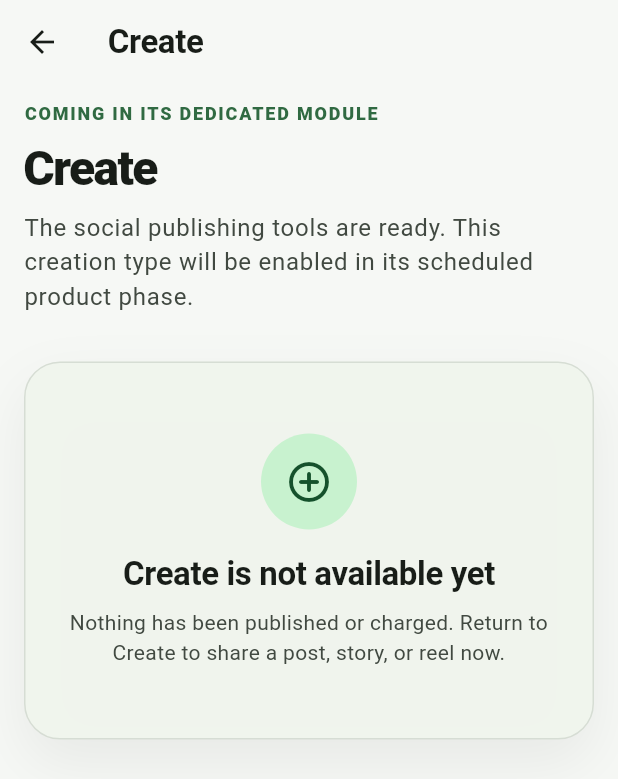
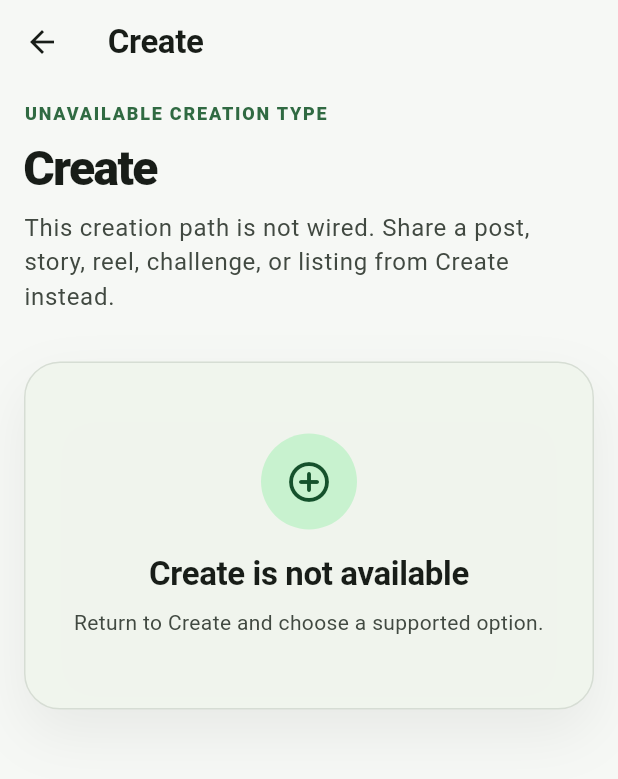
Before and after one commit to moosev133/reemove, a Flutter app: the CreateFlowScreen screen opened directly with empty values, on a phone screen of 412 x 824 dp. Shown: the top 779 px of the screen. Run offline on Flutter 3.47's test engine with Material 3 defaults, Android fonts, the phone set to English and light mode, and no system bars; our stand-ins replace cached_network_image, cloud_firestore, cloud_functions, connectivity_plus, firebase_analytics, firebase_auth and 13 more; missing offline and left inert: firebase_app_check; accounts and stored records are empty.

Commit message:
Architecture Review #3
Co-authored-by: Cursor <cursoragent@cursor.com>

```diff
--- a/reemove_app/lib/app/router/app_router.dart
+++ b/reemove_app/lib/app/router/app_router.dart
@@ -255,6 +255,7 @@ final Provider<GoRouter> appRouterProvider = Provider<GoRouter>((Ref ref) {
                         key: state.pageKey,
                         child: NearbyDiscoveryScreen(
                           sportId: state.uri.queryParameters['sport'],
+                          focusType: state.uri.queryParameters['type'],
                         ),
                       );
                     },
--- a/reemove_app/lib/app/router/app_routes.dart
+++ b/reemove_app/lib/app/router/app_routes.dart
@@ -42,6 +42,11 @@ abstract final class AppRoutes {
   static String nearbyForSport(String sportId) => Uri(
     path: nearby,
     queryParameters: <String, String>{'sport': sportId},
+  ).toString();
+
+  static String nearbyForType(String type) => Uri(
+    path: nearby,
+    queryParameters: <String, String>{'type': type},
   ).toString();
 
   static String sportsRoute(String routeId) =>
--- a/reemove_app/lib/features/challenges/presentation/screens/challenge_detail_screen.dart
+++ b/reemove_app/lib/features/challenges/presentation/screens/challenge_detail_screen.dart
@@ -186,7 +186,9 @@ class ChallengeDetailScreen extends ConsumerWidget {
   static void _copyLink(BuildContext context, String challengeId) {
     ScaffoldMessenger.of(context).showSnackBar(
       SnackBar(
-        content: Text('Share link: https://links.reemove.app/ch/$challengeId'),
+        content: Text(
+          'Share link: https://links.reemove.app${AppRoutes.challengeAlias(challengeId)}',
+        ),
       ),
     );
   }
--- a/reemove_app/lib/features/create/presentation/screens/create_flow_screen.dart
+++ b/reemove_app/lib/features/create/presentation/screens/create_flow_screen.dart
@@ -1,5 +1,7 @@
 import 'package:flutter/material.dart';
+import 'package:go_router/go_router.dart';
 
+import '../../../../app/router/app_routes.dart';
 import '../../../../app/theme/app_spacing.dart';
 import '../../../../core/widgets/adaptive_page_body.dart';
 import '../../../../core/widgets/app_empty_state.dart';
@@ -31,23 +33,46 @@ class CreateFlowScreen extends StatelessWidget {
     if (creationType == 'listing') {
       return const CreateMarketplaceListingScreen();
     }
+    if (creationType == 'event') {
+      return Scaffold(
+        appBar: AppBar(title: const Text('Create event or match')),
+        body: AdaptivePageBody(
+          slivers: <Widget>[
+            const AppPageHeader(
+              eyebrow: 'Sports hubs own events',
+              title: 'Choose a sport first',
+              subtitle:
+                  'Events and matches are created inside a sport hub so they inherit the community, place catalog, and members for that sport.',
+            ),
+            const SizedBox(height: AppSpacing.xl),
+            AppEmptyState(
+              icon: Icons.event_available_outlined,
+              title: 'Open a sport hub to continue',
+              message:
+                  'Pick Football, Gym, or Running, then use Create event from that hub.',
+              actionLabel: 'Open Sports',
+              onAction: () => context.go(AppRoutes.sports),
+            ),
+          ],
+        ),
+      );
+    }
     final String title = _titleFor(creationType);
     return Scaffold(
       appBar: AppBar(title: Text(title)),
       body: AdaptivePageBody(
         slivers: <Widget>[
           AppPageHeader(
-            eyebrow: 'Coming in its dedicated module',
+            eyebrow: 'Unavailable creation type',
             title: title,
             subtitle:
-                'The social publishing tools are ready. This creation type will be enabled in its scheduled product phase.',
+                'This creation path is not wired. Share a post, story, reel, challenge, or listing from Create instead.',
           ),
           const SizedBox(height: AppSpacing.xl),
           AppEmptyState(
             icon: _iconFor(creationType),
-            title: '$title is not available yet',
-            message:
-                'Nothing has been published or charged. Return to Create to share a post, story, or reel now.',
+            title: '$title is not available',
+            message: 'Return to Create and choose a supported option.',
           ),
         ],
       ),
@@ -57,14 +82,10 @@ class CreateFlowScreen extends StatelessWidget {
 
 String _titleFor(String type) => switch (type) {
   'event' => 'Create event or match',
-  'challenge' => 'Create challenge',
-  'listing' => 'Create marketplace listing',
   _ => 'Create',
 };
 
 IconData _iconFor(String type) => switch (type) {
   'event' => Icons.event_available_outlined,
-  'challenge' => Icons.emoji_events_outlined,
-  'listing' => Icons.sell_outlined,
   _ => Icons.add_circle_outline_rounded,
 };
--- a/reemove_app/lib/features/discover/presentation/screens/discover_screen.dart
+++ b/reemove_app/lib/features/discover/presentation/screens/discover_screen.dart
@@ -84,17 +84,17 @@ class _DiscoverScreenState extends State<DiscoverScreen>
               _CategoryCard(
                 icon: Icons.people_alt_outlined,
                 title: 'People',
-                onTap: () => context.push(AppRoutes.discoverCategory('people')),
+                onTap: () => context.push(AppRoutes.nearbyForType('person')),
               ),
               _CategoryCard(
                 icon: Icons.place_outlined,
                 title: 'Places',
-                onTap: () => context.push(AppRoutes.discoverCategory('places')),
+                onTap: () => context.push(AppRoutes.nearbyForType('place')),
               ),
               _CategoryCard(
                 icon: Icons.event_outlined,
                 title: 'Events',
-                onTap: () => context.push(AppRoutes.discoverCategory('events')),
+                onTap: () => context.push(AppRoutes.nearbyForType('event')),
               ),
               _CategoryCard(
                 icon: Icons.emoji_events_outlined,
--- a/reemove_app/lib/features/feed/presentation/screens/content_composer_screen.dart
+++ b/reemove_app/lib/features/feed/presentation/screens/content_composer_screen.dart
@@ -308,7 +308,6 @@ class _ContentComposerScreenState extends ConsumerState<ContentComposerScreen> {
           await ref.read(contentDraftRepositoryProvider).clear(widget.kind);
           ref.invalidate(feedControllerProvider);
           ref.invalidate(storyRailProvider);
-          ref.invalidate(initialReelsProvider);
           if (!mounted) {
             return;
           }
--- a/reemove_app/lib/features/feed/presentation/widgets/content_actions_sheet.dart
+++ b/reemove_app/lib/features/feed/presentation/widgets/content_actions_sheet.dart
@@ -105,7 +105,6 @@ class _PostActionsSheetState extends ConsumerState<_PostActionsSheet> {
       success: (_) {
         ref.invalidate(feedControllerProvider);
         ref.invalidate(storyRailProvider);
-        ref.invalidate(initialReelsProvider);
         Navigator.of(context).pop();
         ScaffoldMessenger.of(
           context,
--- a/reemove_app/lib/features/onboarding/application/onboarding_providers.dart
+++ b/reemove_app/lib/features/onboarding/application/onboarding_providers.dart
@@ -1,4 +1,3 @@
-import 'package:firebase_messaging/firebase_messaging.dart';
 import 'package:flutter_riverpod/flutter_riverpod.dart';
 
 import '../../../core/config/app_environment.dart';
@@ -64,7 +63,9 @@ notificationPermissionServiceProvider = Provider<NotificationPermissionService>(
     if (!report.isReady || environment.useFirebaseEmulators) {
       return const UnavailableNotificationPermissionService();
     }
-    return FirebaseNotificationPermissionService(FirebaseMessaging.instance);
+    return FirebaseNotificationPermissionService(
+      ref.watch(firebaseMessagingProvider),
+    );
   },
 );
 
--- a/reemove_app/lib/features/profile/presentation/screens/profile_screen.dart
+++ b/reemove_app/lib/features/profile/presentation/screens/profile_screen.dart
@@ -140,7 +140,8 @@ class _ProfileScreenState extends ConsumerState<ProfileScreen>
   }
 
   Future<void> _shareProfile(UserProfile profile) async {
-    final String value = 'https://reemove.app/u/${profile.usernameNormalized}';
+    final String value =
+        'https://reemove.app${AppRoutes.profileAlias(profile.usernameNormalized)}';
     await Clipboard.setData(ClipboardData(text: value));
     if (!mounted) {
       return;
```
Also changed, not shown: reemove_app/lib/core/firebase/firebase_providers.dart (+14 -3 lines), reemove_app/lib/features/discover/presentation/screens/discover_category_screen.dart (+9 -8 lines), reemove_app/lib/features/feed/application/feed_providers.dart (+0 -16 lines), reemove_app/lib/features/messages/application/messaging_providers.dart (+6 -7 lines), reemove_app/lib/features/nearby/application/nearby_providers.dart (+12 -1 lines), reemove_app/lib/features/nearby/presentation/screens/nearby_discovery_screen.dart (+35 -2 lines), 1 other file.
